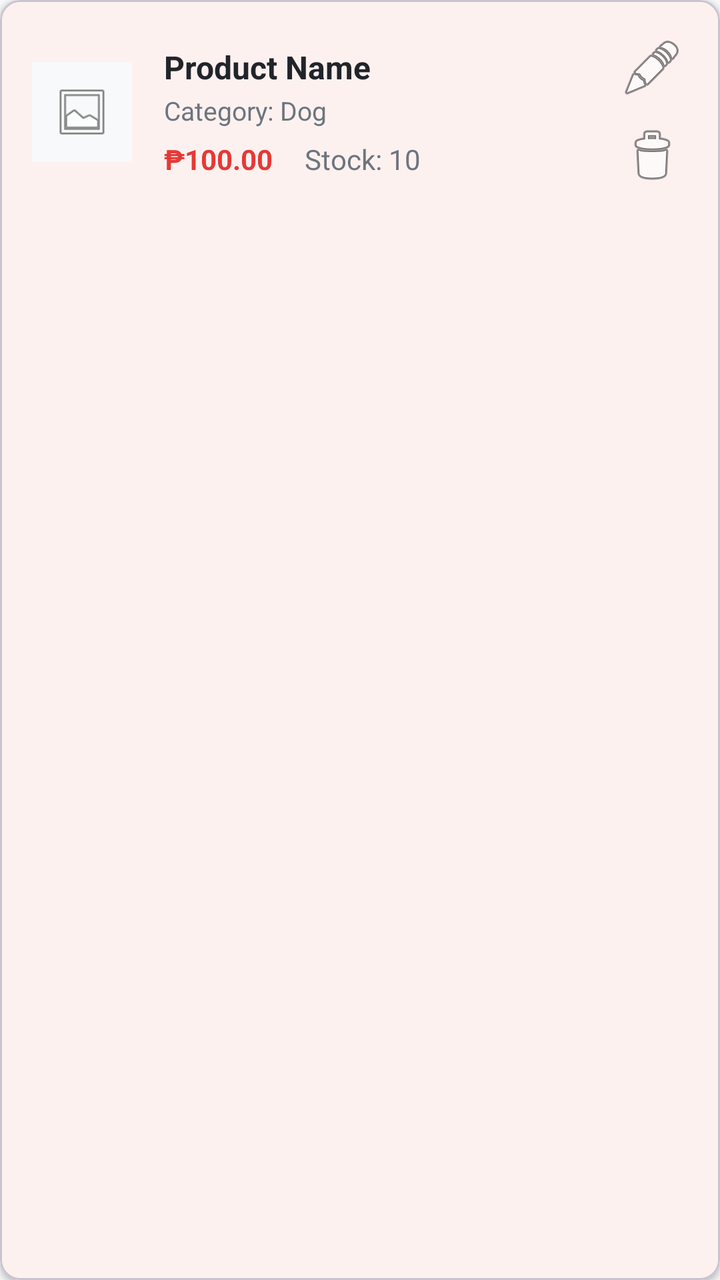
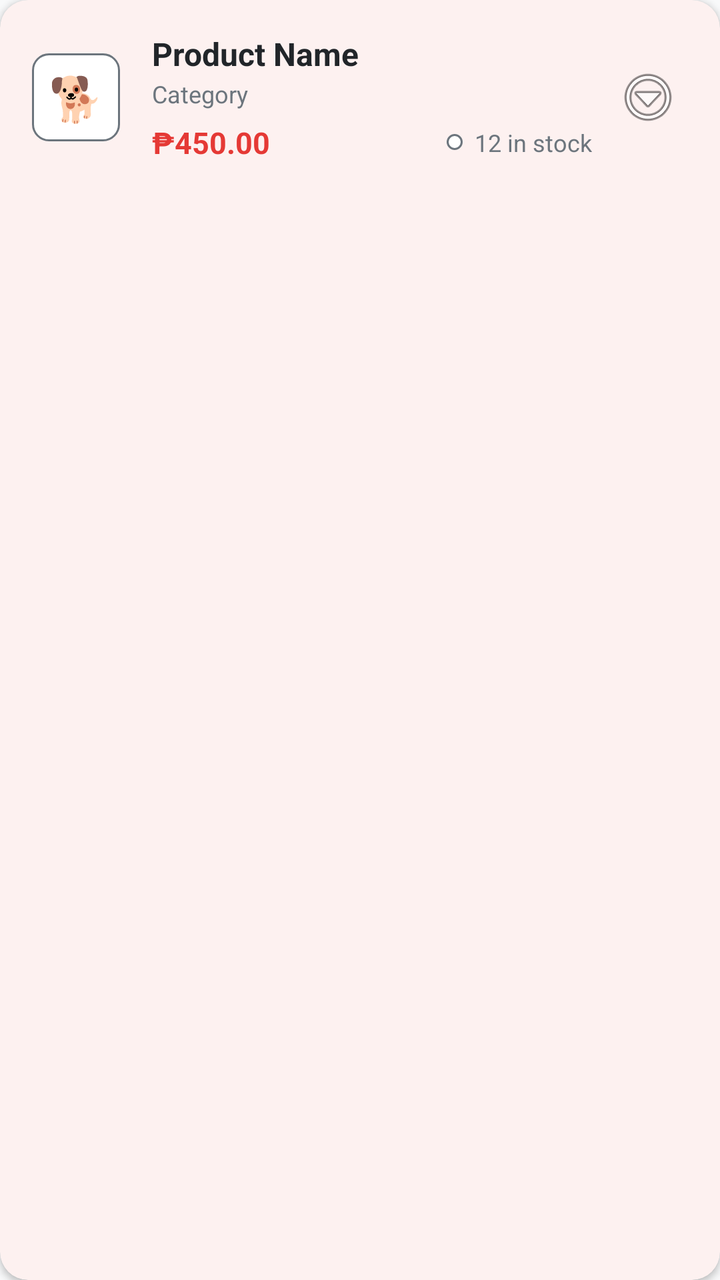

Two renders of the same Android screen: before a commit and after it. Below are the layout's source before the change and the commit's diff.
<!-- AndroidManifest.xml: application theme Theme.J4RR -->
<!-- res/layout/item_product.xml -->
<?xml version="1.0" encoding="utf-8"?>
<com.google.android.material.card.MaterialCardView xmlns:android="http://schemas.android.com/apk/res/android"
    xmlns:app="http://schemas.android.com/apk/res-auto"
    android:layout_width="match_parent"
    android:layout_height="wrap_content"
    android:layout_marginBottom="12dp"
    app:cardBackgroundColor="@color/card_background"
    app:cardCornerRadius="10dp"
    app:cardElevation="2dp">

    <LinearLayout
        android:layout_width="match_parent"
        android:layout_height="wrap_content"
        android:orientation="horizontal"
        android:padding="16dp"
        android:gravity="center_vertical">

        
        <ImageView
            android:layout_width="50dp"
            android:layout_height="50dp"
            android:layout_marginEnd="16dp"
            android:background="@color/background"
            android:padding="10dp"
            android:src="@android:drawable/ic_menu_gallery"
            android:contentDescription="Product Image" />

        <LinearLayout
            android:layout_width="0dp"
            android:layout_height="wrap_content"
            android:layout_weight="1"
            android:orientation="vertical">

            <TextView
                android:id="@+id/tvProductName"
                android:layout_width="wrap_content"
                android:layout_height="wrap_content"
                android:text="Product Name"
                android:textColor="@color/text_primary"
                android:textSize="16sp"
                android:textStyle="bold" />

            <TextView
                android:id="@+id/tvProductCategory"
                android:layout_width="wrap_content"
                android:layout_height="wrap_content"
                android:layout_marginTop="2dp"
                android:text="Category: Dog"
                android:textColor="@color/text_secondary"
                android:textSize="13sp" />

            <LinearLayout
                android:layout_width="match_parent"
                android:layout_height="wrap_content"
                android:orientation="horizontal"
                android:layout_marginTop="6dp">

                <TextView
                    android:id="@+id/tvProductPrice"
                    android:layout_width="wrap_content"
                    android:layout_height="wrap_content"
                    android:text="₱100.00"
                    android:textColor="@color/primary"
                    android:textSize="14sp"
                    android:textStyle="bold"
                    android:layout_marginEnd="16dp" />

                <TextView
                    android:id="@+id/tvProductStock"
                    android:layout_width="wrap_content"
                    android:layout_height="wrap_content"
                    android:text="Stock: 10"
                    android:textColor="@color/text_secondary"
                    android:textSize="14sp" />
            </LinearLayout>
        </LinearLayout>

        
        <LinearLayout
            android:layout_width="wrap_content"
            android:layout_height="wrap_content"
            android:orientation="vertical">

            <ImageButton
                android:id="@+id/btnEditProduct"
                android:layout_width="36dp"
                android:layout_height="36dp"
                android:background="?attr/selectableItemBackgroundBorderless"
                android:src="@android:drawable/ic_menu_edit"
                android:contentDescription="Edit" />

            <ImageButton
                android:id="@+id/btnDeleteProduct"
                android:layout_width="36dp"
                android:layout_height="36dp"
                android:layout_marginTop="8dp"
                android:background="?attr/selectableItemBackgroundBorderless"
                android:src="@android:drawable/ic_menu_delete"
                android:contentDescription="Delete" />
        </LinearLayout>

    </LinearLayout>
</com.google.android.material.card.MaterialCardView>
<!-- resources referenced by this layout -->
<resources>
  <color name="background">#F8F9FA</color>
  <color name="card_background">#FFFFFFFF</color>
  <color name="primary">#E53935</color>
  <color name="text_primary">#212529</color>
  <color name="text_secondary">#6C757D</color>
  <style name="Theme.J4RR" parent="Base.Theme.J4RR" />
  <style name="Base.Theme.J4RR" parent="Theme.Material3.DayNight.NoActionBar">
          <item name="colorPrimary">@color/primary</item>
          <item name="colorPrimaryDark">@color/primary_dark</item>
          <item name="colorPrimaryContainer">@color/primary_dark</item>
          <item name="colorOnPrimary">@color/white</item>
          <item name="colorSecondary">@color/primary</item>
          <item name="colorSecondaryContainer">@color/primary</item>
          <item name="colorOnSecondary">@color/white</item>
          <item name="colorTertiary">@color/primary</item>
          <item name="colorSurface">@color/card_background</item>
          <item name="colorOnSurface">@color/text_primary</item>
          <item name="android:windowBackground">@color/background</item>
      </style>
  <color name="primary_dark">#B71C1C</color>
  <color name="white">#FFFFFFFF</color>
</resources>

<!-- the commit's change to res/layout/item_product.xml (unified diff, before → after) -->
@@ -5,25 +5,26 @@
     android:layout_height="wrap_content"
     android:layout_marginBottom="12dp"
     app:cardBackgroundColor="@color/card_background"
-    app:cardCornerRadius="10dp"
-    app:cardElevation="2dp">
+    app:cardCornerRadius="14dp"
+    app:cardElevation="2dp"
+    app:strokeWidth="0dp">
 
     <LinearLayout
         android:layout_width="match_parent"
         android:layout_height="wrap_content"
+        android:gravity="center_vertical"
         android:orientation="horizontal"
-        android:padding="16dp"
-        android:gravity="center_vertical">
+        android:padding="16dp">
 
-        
-        <ImageView
-            android:layout_width="50dp"
-            android:layout_height="50dp"
+        <TextView
+            android:id="@+id/tvProductEmoji"
+            android:layout_width="44dp"
+            android:layout_height="44dp"
             android:layout_marginEnd="16dp"
-            android:background="@color/background"
-            android:padding="10dp"
-            android:src="@android:drawable/ic_menu_gallery"
-            android:contentDescription="Product Image" />
+            android:background="@drawable/bg_search"
+            android:gravity="center"
+            android:text="🐕"
+            android:textSize="22sp" />
 
         <LinearLayout
             android:layout_width="0dp"
@@ -44,60 +45,62 @@
                 android:id="@+id/tvProductCategory"
                 android:layout_width="wrap_content"
                 android:layout_height="wrap_content"
-                android:layout_marginTop="2dp"
-                android:text="Category: Dog"
+                android:layout_marginTop="1dp"
+                android:text="Category"
                 android:textColor="@color/text_secondary"
-                android:textSize="13sp" />
+                android:textSize="12sp" />
 
             <LinearLayout
                 android:layout_width="match_parent"
                 android:layout_height="wrap_content"
-                android:orientation="horizontal"
-                android:layout_marginTop="6dp">
+                android:layout_marginTop="6dp"
+                android:gravity="center_vertical"
+                android:orientation="horizontal">
 
                 <TextView
                     android:id="@+id/tvProductPrice"
+                    android:layout_width="0dp"
+                    android:layout_height="wrap_content"
+                    android:layout_weight="1"
+                    android:text="₱450.00"
+                    android:textColor="@color/primary"
+                    android:textSize="15sp"
+                    android:textStyle="bold" />
+
+                
+                <LinearLayout
                     android:layout_width="wrap_content"
                     android:layout_height="wrap_content"
-                    android:text="₱100.00"
-                    android:textColor="@color/primary"
-                    android:textSize="14sp"
-                    android:textStyle="bold"
-                    android:layout_marginEnd="16dp" />
+                    android:gravity="center_vertical"
+                    android:orientation="horizontal">
 
-                <TextView
-                    android:id="@+id/tvProductStock"
-                    android:layout_width="wrap_content"
-                    android:layout_height="wrap_content"
-                    android:text="Stock: 10"
-                    android:textColor="@color/text_secondary"
-                    android:textSize="14sp" />
+                    <View
+                        android:id="@+id/viewStockDot"
+                        android:layout_width="8dp"
+                        android:layout_height="8dp"
+                        android:layout_marginEnd="6dp"
+                        android:background="@drawable/bg_search" />
+
+                    <TextView
+                        android:id="@+id/tvProductStockStatus"
+                        android:layout_width="wrap_content"
+                        android:layout_height="wrap_content"
+                        android:text="12 in stock"
+                        android:textColor="@color/text_secondary"
+                        android:textSize="12sp" />
+                </LinearLayout>
             </LinearLayout>
         </LinearLayout>
 
         
-        <LinearLayout
-            android:layout_width="wrap_content"
-            android:layout_height="wrap_content"
-            android:orientation="vertical">
-
-            <ImageButton
-                android:id="@+id/btnEditProduct"
-                android:layout_width="36dp"
-                android:layout_height="36dp"
-                android:background="?attr/selectableItemBackgroundBorderless"
-                android:src="@android:drawable/ic_menu_edit"
-                android:contentDescription="Edit" />
-
-            <ImageButton
-                android:id="@+id/btnDeleteProduct"
-                android:layout_width="36dp"
-                android:layout_height="36dp"
-                android:layout_marginTop="8dp"
-                android:background="?attr/selectableItemBackgroundBorderless"
-                android:src="@android:drawable/ic_menu_delete"
-                android:contentDescription="Delete" />
-        </LinearLayout>
+        <ImageButton
+            android:id="@+id/btnProductMenu"
+            android:layout_width="40dp"
+            android:layout_height="40dp"
+            android:layout_marginStart="8dp"
+            android:background="?attr/selectableItemBackgroundBorderless"
+            android:contentDescription="More"
+            android:src="@android:drawable/ic_menu_more" />
 
     </LinearLayout>
 </com.google.android.material.card.MaterialCardView>
<!-- resource entries referenced after the edit -->
@@ -5,6 +5,14 @@
   <color name="primary">#E53935</color>
   <color name="text_primary">#212529</color>
   <color name="text_secondary">#6C757D</color>
+  <!-- drawable bg_search (drawable) -->
+  <?xml version="1.0" encoding="utf-8"?>
+  <shape xmlns:android="http://schemas.android.com/apk/res/android"
+      android:shape="rectangle">
+      <solid android:color="@color/card_background" />
+      <corners android:radius="8dp" />
+      <stroke android:width="1dp" android:color="@color/text_secondary" />
+  </shape>
   <style name="Theme.J4RR" parent="Base.Theme.J4RR" />
   <style name="Base.Theme.J4RR" parent="Theme.Material3.DayNight.NoActionBar">
           <item name="colorPrimary">@color/primary</item>
